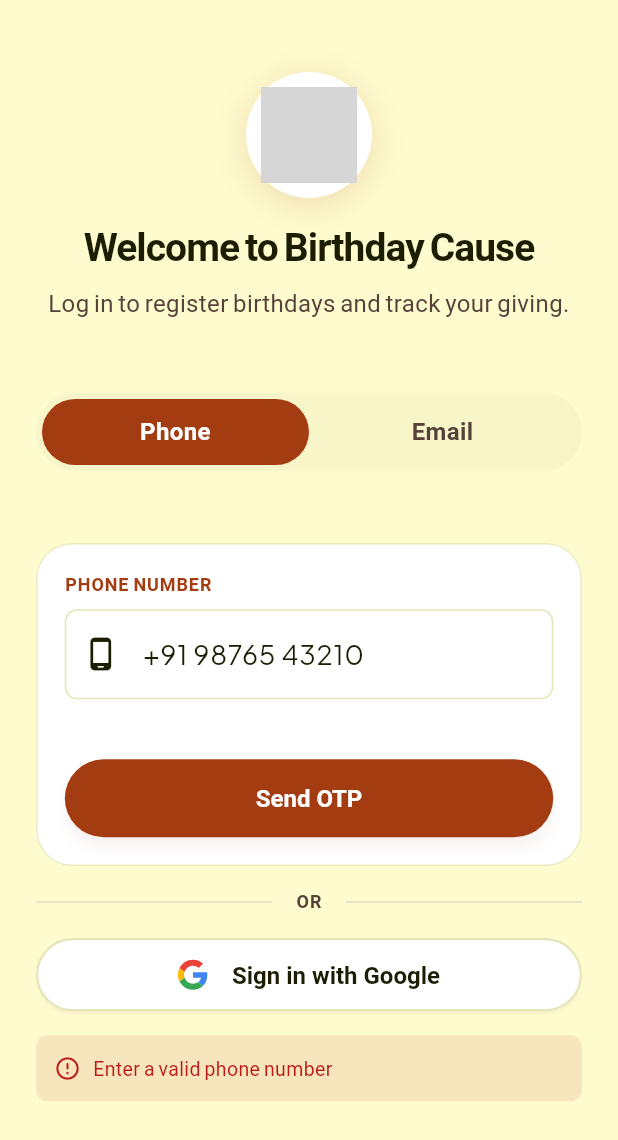
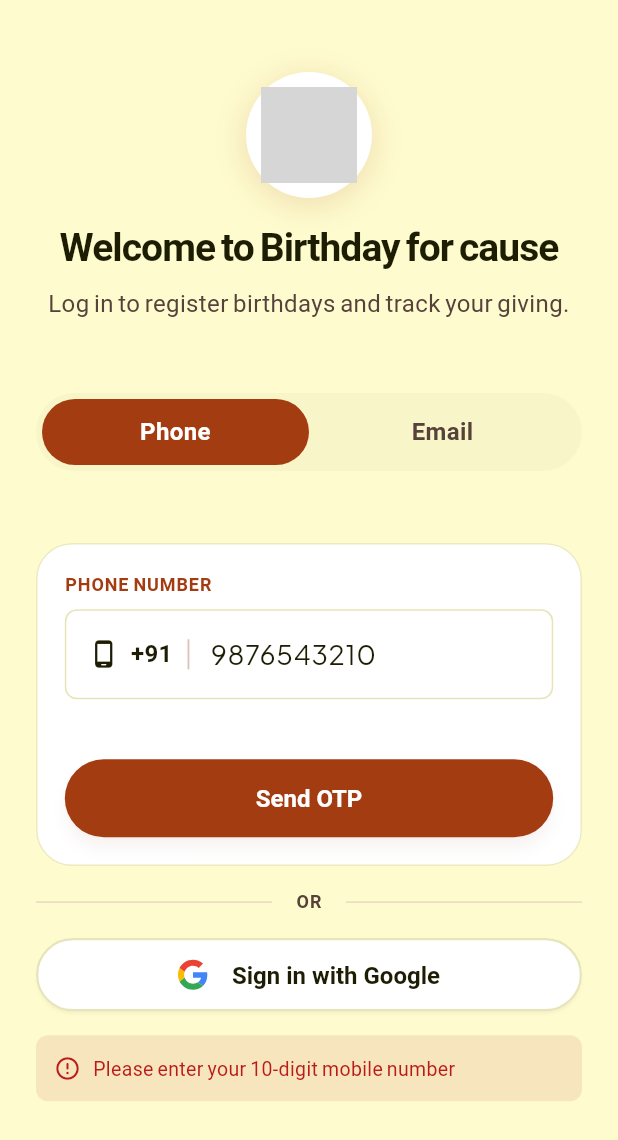
Before and after one commit to payalv1806/paranubhuti_foundation, a Flutter app: the screen it shows after launch, after a tap on "Send OTP", on a phone screen of 412 x 824 dp. Shown: the top 1140 px of the screen. Run offline on Flutter 3.47's test engine with Material 3 defaults, Android fonts, the phone set to English and light mode, and no system bars; our stand-ins replace cloud_firestore, firebase_auth, firebase_core, google_fonts, google_sign_in, shared_preferences; missing offline and left inert: razorpay_flutter; accounts and stored records are empty; Roboto replaces fonts that are missing (Quicksand); grey boxes are pictures that could not be loaded.

Commit message:
Updated Project

```diff
--- a/lib/authentication/login_screen.dart
+++ b/lib/authentication/login_screen.dart
@@ -1,4 +1,5 @@
 import 'package:flutter/material.dart';
+import 'package:flutter/services.dart';
 import 'package:firebase_auth/firebase_auth.dart';
 import '../../core/theme/app_colors.dart';
 import '../../core/theme/app_text_styles.dart';
@@ -64,26 +65,38 @@
         );
       }
     } on FirebaseAuthException catch (e) {
+      debugPrint('FirebaseAuthException (Google): [${e.code}] ${e.message}');
       if (e.code != 'popup-closed-by-user' && e.code != 'canceled') {
-        setState(() => _errorMessage = _friendlyAuthError(e.code));
+        setState(() => _errorMessage = _friendlyAuthError(e.code, fallbackMessage: e.message));
       }
     } on FirebaseException catch (e) {
+      debugPrint('FirebaseException (Google): [${e.code}] ${e.message}');
       setState(() => _errorMessage = 'Could not save your profile (${e.code}). Please try again.');
     } catch (e) {
-      setState(() => _errorMessage = 'Google sign-in failed. Please try again.');
+      debugPrint('General Exception (Google): $e');
+      setState(() => _errorMessage = 'Google sign-in failed. If using Netlify, please ensure popups are allowed and this domain is authorized in Firebase.');
     } finally {
       if (mounted) _setGoogleLoading(false);
     }
   }
 
   Future<void> _onSendOtp() async {
-    if (_phoneController.text.trim().isEmpty) {
-      setState(() => _errorMessage = 'Enter a valid phone number');
+    final rawDigits = _phoneController.text.trim().replaceAll(RegExp(r'[\s\-]'), '');
+    if (rawDigits.isEmpty) {
+      setState(() => _errorMessage = 'Please enter your 10-digit mobile number');
       return;
     }
+
+    if (rawDigits.length != 10) {
+      setState(() => _errorMessage = 'Please enter exactly 10 digits after +91');
+      return;
+    }
+
+    final phone = '+91$rawDigits';
+
     _setLoading(true);
     await _authService.sendOtp(
-      phoneNumber: _phoneController.text.trim(),
+      phoneNumber: phone,
       codeSentCallback: (verificationId) {
         _setLoading(false);
         Navigator.push(
@@ -93,7 +106,12 @@
       },
       errorCallback: (message) {
         _setLoading(false);
-        setState(() => _errorMessage = message);
+        debugPrint('Phone Auth Error: $message');
+        if (message.contains('unauthorized-domain') || message.contains('domain')) {
+          setState(() => _errorMessage = 'Domain not authorized in Firebase. Add "paranubhutifoundation.netlify.app" to Firebase Authentication > Settings > Authorized domains.');
+        } else {
+          setState(() => _errorMessage = message);
+        }
       },
     );
   }
@@ -125,18 +143,20 @@
             (route) => false,
       );
     } on FirebaseAuthException catch (e) {
-      setState(() => _errorMessage = _friendlyAuthError(e.code));
+      debugPrint('FirebaseAuthException (Email): [${e.code}] ${e.message}');
+      setState(() => _errorMessage = _friendlyAuthError(e.code, fallbackMessage: e.message));
     } on FirebaseException catch (e) {
-      // Covers Firestore errors, e.g. permission-denied from security rules
+      debugPrint('FirebaseException (Email): [${e.code}] ${e.message}');
       setState(() => _errorMessage = 'Could not save your profile (${e.code}). Please try again.');
     } catch (e) {
+      debugPrint('General Exception (Email): $e');
       setState(() => _errorMessage = 'Something went wrong. Please try again.');
     } finally {
       _setLoading(false);
     }
   }
 
-  String _friendlyAuthError(String code) {
+  String _friendlyAuthError(String code, {String? fallbackMessage}) {
     switch (code) {
       case 'user-not-found':
         return 'No account found with that email. Try signing up instead.';
@@ -151,8 +171,16 @@
         return 'That email address looks invalid.';
       case 'account-exists-with-different-credential':
         return 'An account already exists with this email using a different sign-in method.';
+      case 'unauthorized-domain':
+        return 'Domain not authorized: Please add "paranubhutifoundation.netlify.app" to Firebase Console > Authentication > Settings > Authorized domains.';
+      case 'operation-not-allowed':
+        return 'This sign-in method is not enabled in Firebase Console. Please enable it under Authentication > Sign-in method.';
+      case 'network-request-failed':
+        return 'Network connection failed. Please check your internet connection.';
+      case 'too-many-requests':
+        return 'Too many attempts. Please wait a moment and try again.';
       default:
-        return 'Something went wrong. Please try again.';
+        return fallbackMessage ?? 'Something went wrong. Please try again.';
     }
   }
 
@@ -191,7 +219,7 @@
               ),
             ),
             const SizedBox(height: AppSpacing.gutter),
-            Text('Welcome to Birthday Cause', style: AppTextStyles.displayLgMobile.copyWith(fontSize: 26), textAlign: TextAlign.center),
+            Text('Welcome to Birthday for cause', style: AppTextStyles.displayLgMobile.copyWith(fontSize: 26), textAlign: TextAlign.center),
             const SizedBox(height: AppSpacing.unit),
             Text('Log in to register birthdays and track your giving.', style: AppTextStyles.bodyMd, textAlign: TextAlign.center),
 
@@ -352,9 +380,33 @@
         TextField(
           controller: _phoneController,
           keyboardType: TextInputType.phone,
-          decoration: const InputDecoration(
-            hintText: '+91 98765 43210',
-            prefixIcon: Icon(Icons.phone_android_rounded),
+          inputFormatters: [
+            FilteringTextInputFormatter.digitsOnly,
+            LengthLimitingTextInputFormatter(10),
+          ],
+          decoration: InputDecoration(
+            hintText: '9876543210',
+            prefixIcon: Row(
+              mainAxisSize: MainAxisSize.min,
+              children: [
+                const SizedBox(width: AppSpacing.gutter),
+                const Icon(Icons.phone_android_rounded, size: 20),
+                const SizedBox(width: 8),
+                Text(
+                  '+91',
+                  style: AppTextStyles.bodyMd.copyWith(
+                    fontWeight: FontWeight.w700,
+                    color: AppColors.onSurface,
+                  ),
+                ),
+                Container(
+                  height: 20,
+                  width: 1.2,
+                  margin: const EdgeInsets.symmetric(horizontal: 10),
+                  color: AppColors.outlineVariant,
+                ),
+              ],
+            ),
           ),
         ),
         const SizedBox(height: AppSpacing.sectionGap - AppSpacing.unit),
--- a/lib/features/home/presentation/screens/home_screen.dart
+++ b/lib/features/home/presentation/screens/home_screen.dart
@@ -15,7 +15,7 @@
 import 'package:paranubhutifoundation/features/home/presentation/screens/notification_screen.dart';
 import 'package:paranubhutifoundation/features/home/presentation/screens/create_fundraiser_screen.dart';
 
-/// Home screen — matches the "Birthday Cause" Stitch design:
+/// Home screen — matches the "Birthday for cause" Stitch design:
 /// header → headline → Your Birthday card → Someone Special card →
 /// Quick Actions (Donate Now / Share a Fundraiser) → Featured Cause.
 class HomeScreen extends StatelessWidget {
@@ -180,7 +180,7 @@
           ),
           const SizedBox(width: 8),
           Text(
-            'Birthday Cause',
+            'Birthday for cause',
             style: AppTextStyles.headlineMd.copyWith(color: AppColors.primary, fontSize: 20),
           ),
         ],
@@ -532,7 +532,7 @@
   }
 }
 
-/// Dynamic "Birthday for a Cause" social-proof message banner.
+/// Dynamic "Birthday for cause" social-proof message banner.
 /// Displays a daily random number between 1,500 and 2,000 that stays consistent
 /// throughout the entire day and automatically refreshes on the next day.
 class _DailySocialProofBanner extends StatefulWidget {
--- a/lib/features/home/presentation/screens/register_birthday_screen.dart
+++ b/lib/features/home/presentation/screens/register_birthday_screen.dart
@@ -134,7 +134,7 @@
         title: Row(
           children: [
             const Text('🎉 ', style: TextStyle(fontSize: 18)),
-            Text('Birthday Cause', style: AppTextStyles.headlineMd.copyWith(color: AppColors.primary, fontSize: 18)),
+            Text('Birthday for cause', style: AppTextStyles.headlineMd.copyWith(color: AppColors.primary, fontSize: 18)),
           ],
         ),
         actions: [
--- a/lib/features/home/presentation/screens/splash_screen.dart
+++ b/lib/features/home/presentation/screens/splash_screen.dart
@@ -2,7 +2,6 @@
 
 import 'package:flutter/material.dart';
 import 'package:paranubhutifoundation/config/constants/app_constant.dart';
-import 'package:paranubhutifoundation/features/home/presentation/screens/home_screen.dart';
 
 class SplashScreen extends StatefulWidget {
   const SplashScreen({super.key});
@@ -76,22 +75,17 @@
   }
 
   Future<void> _startAnimation() async {
-    await _logoController.forward();
+    try {
+      if (!mounted) return;
+      await _logoController.forward();
 
-    await Future.delayed(const Duration(milliseconds: 300));
+      await Future.delayed(const Duration(milliseconds: 300));
+      if (!mounted) return;
 
-    await _textController.forward();
-
-    await Future.delayed(const Duration(seconds: 1));
-
-    if (!mounted) return;
-
-    Navigator.pushReplacement(
-      context,
-      MaterialPageRoute(
-        builder: (_) => const HomeScreen(),
-      ),
-    );
+      await _textController.forward();
+    } catch (_) {
+      // Controller was disposed during navigation/auth state change; safe to ignore
+    }
   }
 
   @override
--- a/lib/main.dart
+++ b/lib/main.dart
@@ -27,7 +27,7 @@
   @override
   Widget build(BuildContext context) {
     return MaterialApp(
-      title: 'Birthday for a Cause',
+      title: 'Birthday for cause',
       debugShowCheckedModeBanner: false,
       theme: AppTheme.lightTheme.copyWith(
         textTheme: GoogleFonts.plusJakartaSansTextTheme(AppTheme.lightTheme.textTheme),
--- a/lib/services/payment_service.dart
+++ b/lib/services/payment_service.dart
@@ -53,7 +53,7 @@
       'key': razorpayKeyId,
       'amount': (amount * 100).round(), // Razorpay expects paise, not rupees
       'currency': 'INR',
-      'name': 'Birthday Cause',
+      'name': 'Birthday for cause',
       'description': 'Donation to $causeId',
       'prefill': {
         if (contactPhone != null && contactPhone.isNotEmpty) 'contact': contactPhone,
--- a/lib/shared/widgets/appbar_screen.dart
+++ b/lib/shared/widgets/appbar_screen.dart
@@ -7,7 +7,7 @@
 import 'package:paranubhutifoundation/features/home/presentation/screens/notification_screen.dart';
 
 /// Shared app bar used across every bottom-nav tab (Home, Causes, Profile).
-/// Shows the "🎉 Birthday Cause" title and a notification bell with a live
+/// Shows the "🎉 Birthday for cause" title and a notification bell with a live
 /// red badge counting birthdays currently inside their reminder window.
 ///
 /// Usage in any screen:
@@ -37,7 +37,7 @@
           ),
           const SizedBox(width: 8),
           Text(
-            'Birthday Cause',
+            'Birthday for cause',
             style: AppTextStyles.headlineMd.copyWith(color: AppColors.primary, fontSize: 18),
           ),
         ],
```
Also changed, not shown: lib/services/auth_service.dart (+10 -1 lines), 2 other files.
